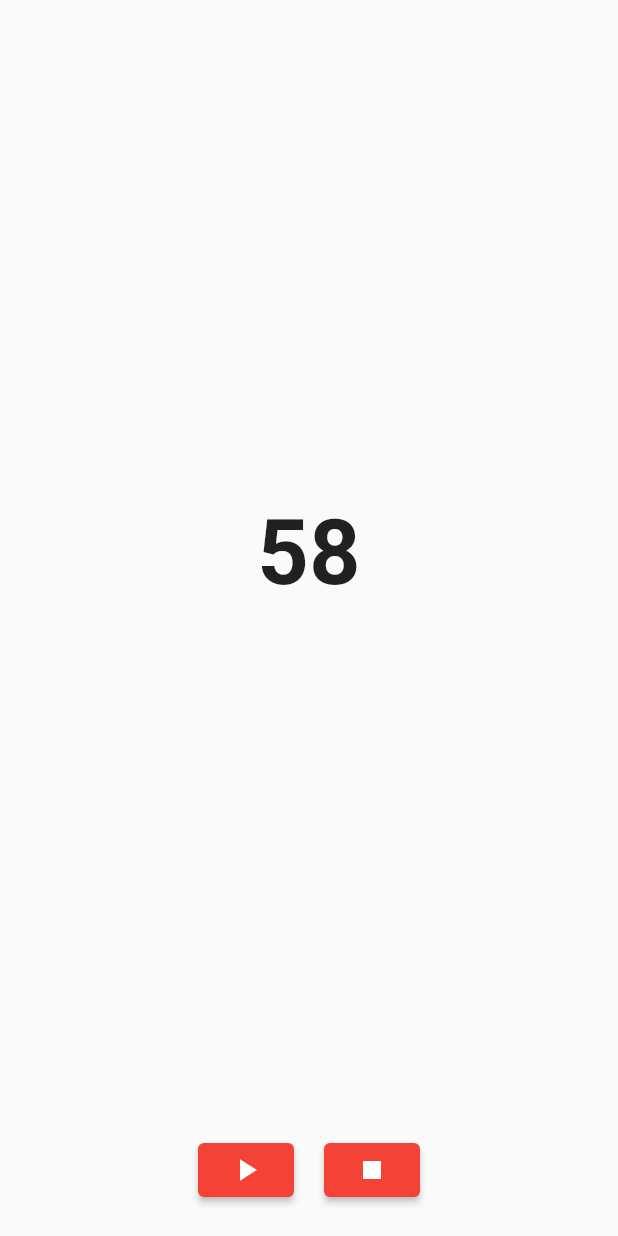
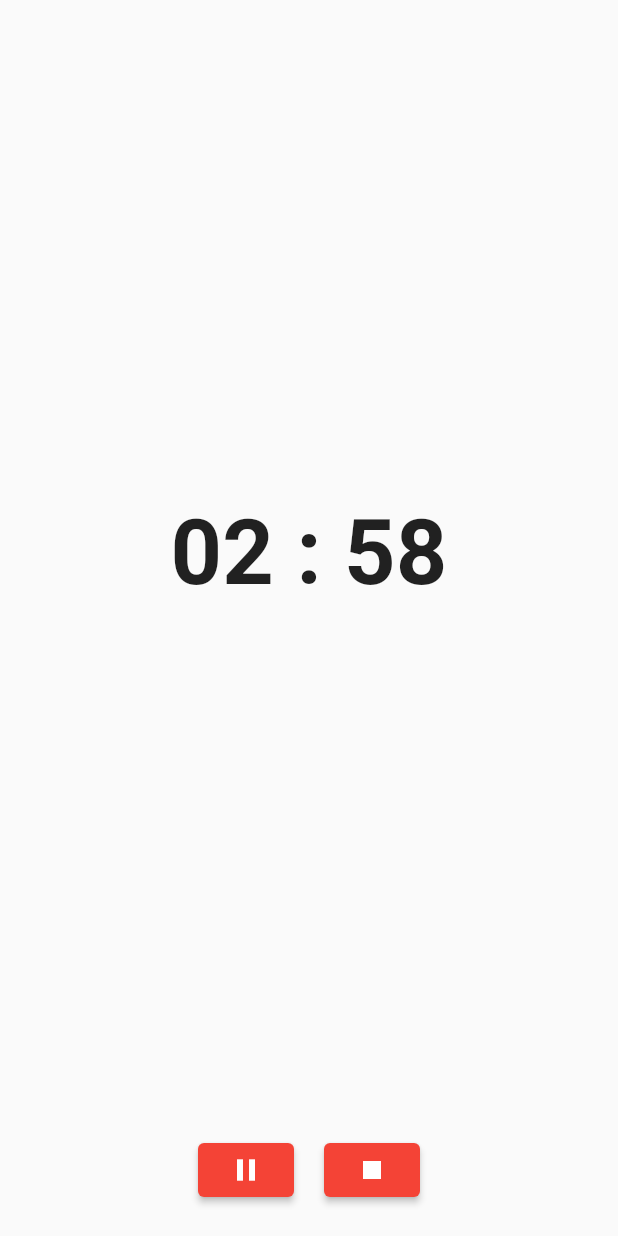
Before and after one commit to yagizdo/countdown-ui, a Flutter app: the screen it shows after launch, after a tap on the "play arrow" icon, on a phone screen of 412 x 824 dp. Run offline on Flutter 3.47's test engine with Material 2 defaults, Android fonts, the phone set to English and light mode, and no system bars.

Commit message:
Added minutes and play pause codes

```diff
--- a/lib/Screens/home_screen.dart
+++ b/lib/Screens/home_screen.dart
@@ -10,11 +10,13 @@ class HomeScreen extends StatefulWidget {
 class _HomeScreenState extends State<HomeScreen> with TickerProviderStateMixin {
   late AnimationController controller;
 
+  bool isCounting = false;
+
   @override
   void initState() {
     super.initState();
-    controller =
-        AnimationController(vsync: this, duration: const Duration(seconds: 60));
+    controller = AnimationController(
+        vsync: this, duration: const Duration(seconds: 180));
   }
 
   @override
@@ -25,7 +27,7 @@ class _HomeScreenState extends State<HomeScreen> with TickerProviderStateMixin {
 
   String get countText {
     Duration count = controller.duration! * controller.value;
-    return '${count.inSeconds}';
+    return '${(count.inMinutes % 60).toString().padLeft(2, '0')} : ${(count.inSeconds % 60).toString().padLeft(2, '0')}';
   }
 
   @override
@@ -51,10 +53,21 @@ class _HomeScreenState extends State<HomeScreen> with TickerProviderStateMixin {
             children: [
               ElevatedButton(
                   onPressed: () {
-                    controller.reverse(
-                        from: controller.value == 0 ? 1.0 : controller.value);
+                    if (controller.isAnimating) {
+                      controller.stop();
+                      setState(() {
+                        isCounting = false;
+                      });
+                    } else {
+                      controller.reverse(
+                          from: controller.value == 0 ? 1.0 : controller.value);
+                      setState(() {
+                        isCounting = true;
+                      });
+                    }
                   },
-                  child: Icon(Icons.play_arrow)),
+                  child: Icon(
+                      isCounting == true ? Icons.pause : Icons.play_arrow)),
               const SizedBox(
                 width: 20,
               ),
```
